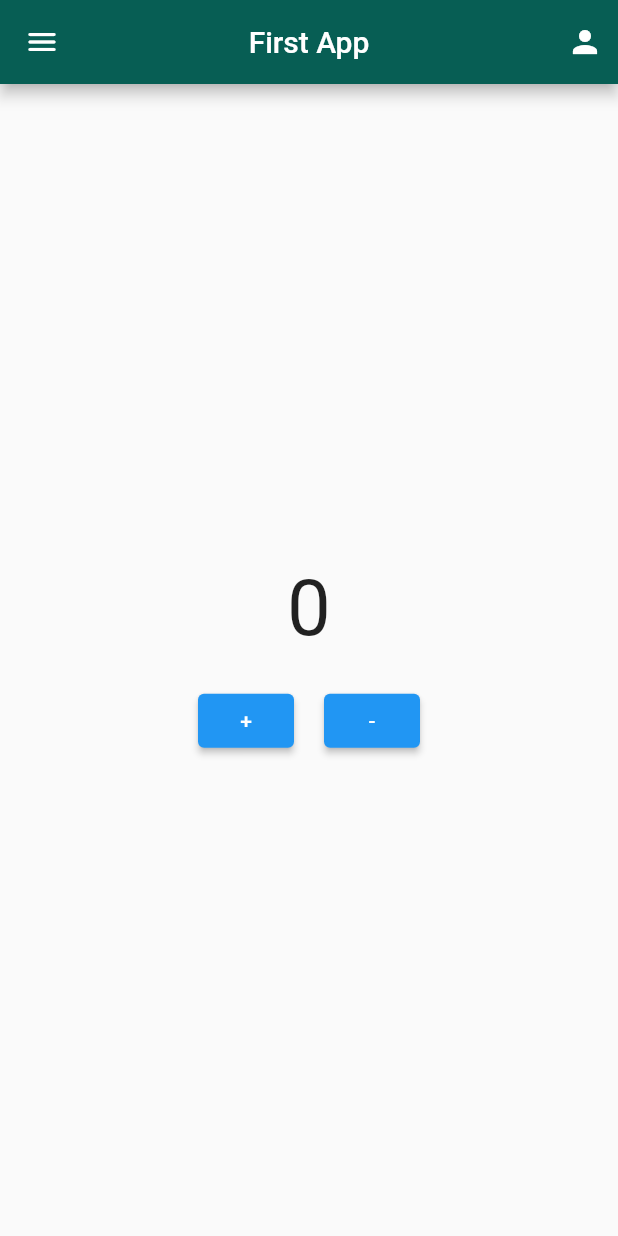
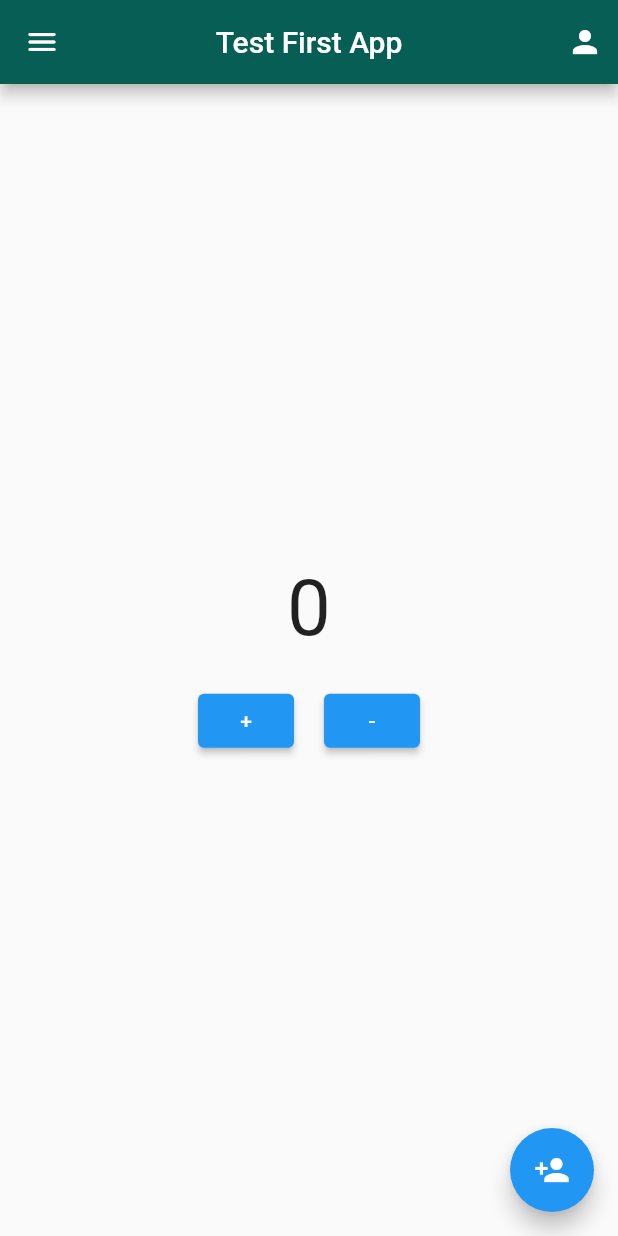
Before and after one commit to Rifqy232/first_flutter_project, a Flutter app: the screen it shows after launch, on a phone screen of 412 x 824 dp. Run offline on Flutter 3.47's test engine with Material 2 defaults, Android fonts, the phone set to English and light mode, and no system bars.

Commit message:
Edit home screen

```diff
--- a/lib/screens/home/home_screen.dart
+++ b/lib/screens/home/home_screen.dart
@@ -14,7 +14,7 @@ class _HomeScreenState extends State<HomeScreen> {
   Widget build(BuildContext context) {
     return Scaffold(
       appBar: AppBar(
-        title: const Text("First App"),
+        title: const Text("Test First App"),
         centerTitle: true,
         backgroundColor: const Color(0xFF075e54),
         leading: const Icon(
@@ -75,6 +75,12 @@ class _HomeScreenState extends State<HomeScreen> {
           ],
         ),
       ),
+      floatingActionButton: FloatingActionButton(
+        onPressed: () {},
+        child: const Icon(
+          Icons.person_add,
+        ),
+      ),
     );
   }
 }
```
